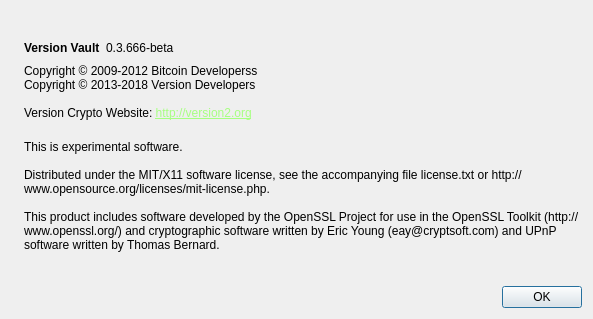
Above: src/qt/forms/aboutdialog.ui from noise23/version before the change. Below: the same form after it.
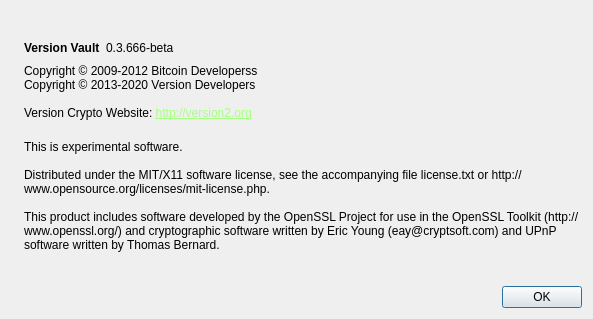
That is the form after the change. Icons and pictures are not drawn.

Commit message: Checkpoint at 2647643, v2.2.4.1, update copyright year

Patch:
```diff
--- a/src/qt/forms/aboutdialog.ui
+++ b/src/qt/forms/aboutdialog.ui
@@ -93,7 +93,7 @@
         <property name="text">
          <string>
 Copyright © 2009-2012 Bitcoin Developerss&lt;br/&gt;
-Copyright © 2013-2018 Version Developers&lt;br/&gt;&lt;br/&gt;
+Copyright © 2013-2020 Version Developers&lt;br/&gt;&lt;br/&gt;
 Version Crypto Website: &lt;a href=&quot;http://version2.org&quot;&gt;&lt;span style=&quot;color: #A7FF82&quot;&gt;http://version2.org&lt;/span&gt;&lt;/a&gt;
        </string>
        </property>
```
The commit also changes 4 other files.
